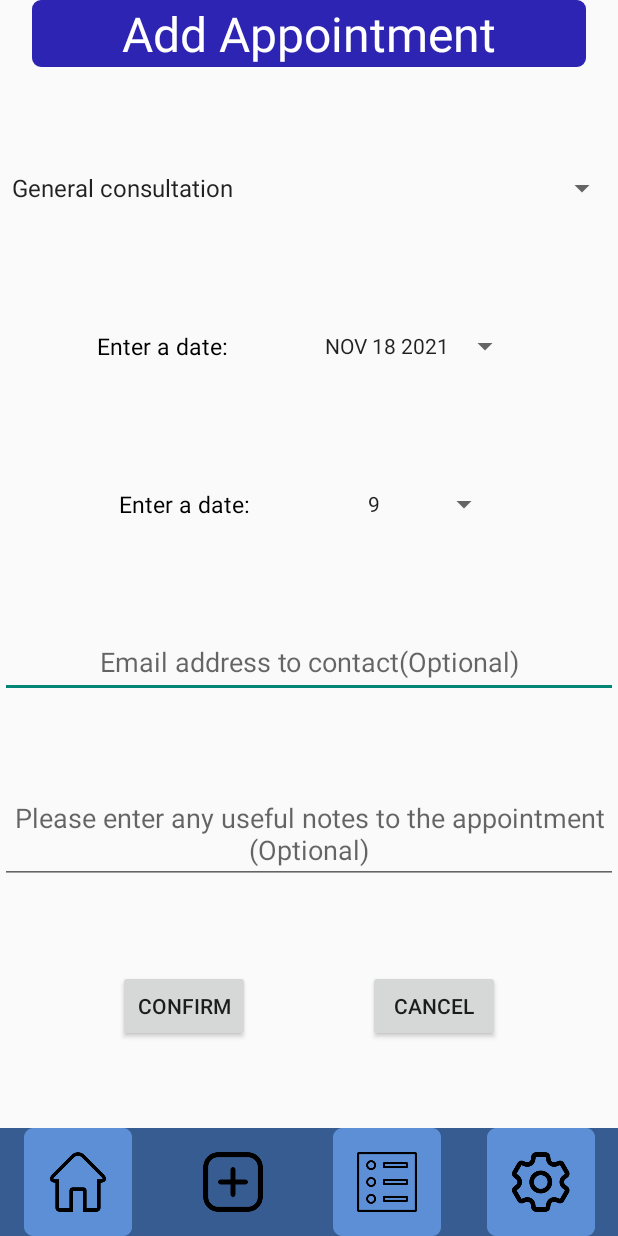
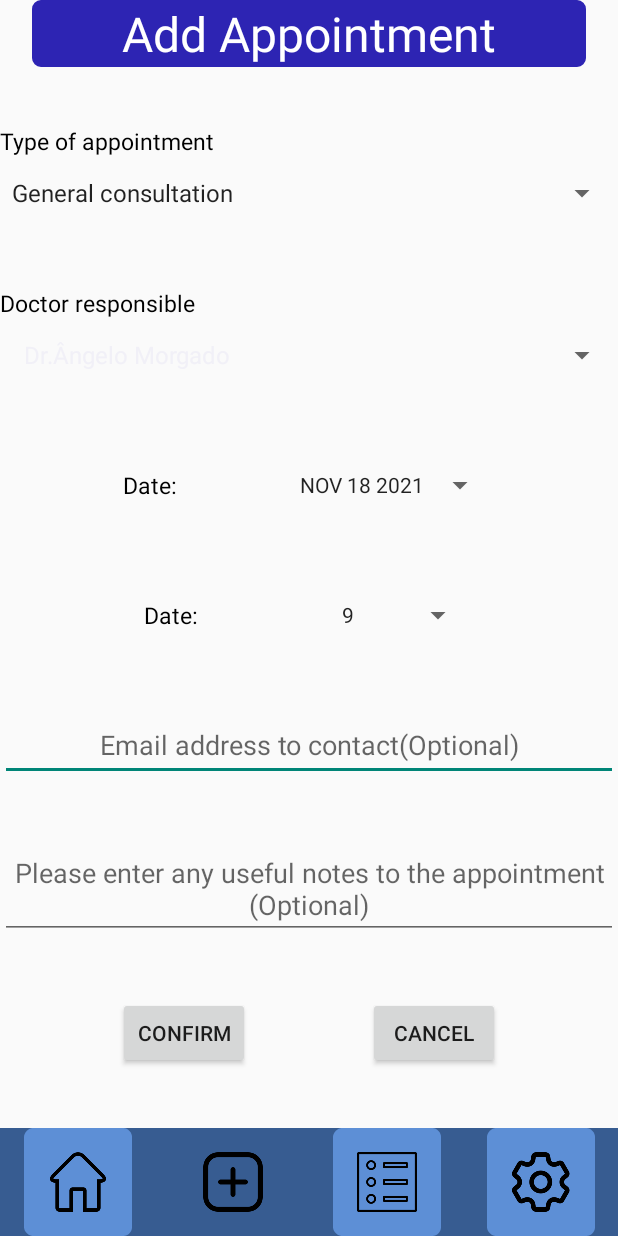
Before and after one commit to angelomorgado/AiSenhorDoutorMobileApp, an Android app: the AddAppointment screen opened directly, with no data from a screen before it, on a phone screen of 412 x 824 dp. Run offline under Robolectric (Android 15) with nearby library versions, the phone set to English and light mode, and no system bars.

Commit message:
Done add appointment

```diff
--- a/app/src/main/java/pt/ubi/di/pmd/a43855_t5/AddAppointment.java
+++ b/app/src/main/java/pt/ubi/di/pmd/a43855_t5/AddAppointment.java
@@ -6,6 +6,9 @@ import android.app.Dialog;
 import android.content.Intent;
 import android.os.Bundle;
 import android.util.Log;
+import android.view.View;
+import android.widget.AdapterView;
+import android.widget.ArrayAdapter;
 import android.widget.Button;
 import android.widget.DatePicker;
 import android.widget.EditText;
@@ -44,25 +47,87 @@ public class AddAppointment extends Activity {
         Intent iCameToAdd = getIntent();
         id = iCameToAdd.getStringExtra("SNS");
 
-        //Setup the components
+        //Initialize the components
         confirm = (Button) findViewById(R.id.confirm);
-        apType = (Spinner) findViewById(R.id.typeSpinner);
-        //doctorName = (Spinner) findViewById(R.id.);
+        apType = (Spinner) findViewById(R.id.add_typeSpinner);
+        doctorName = (Spinner) findViewById(R.id.add_doctorSpinner);
         email = (EditText) findViewById(R.id.contactEmail);
         apNote = (EditText) findViewById(R.id.apNotes);
+        hourButton = (Button) findViewById(R.id.hourButton);
+        dateButton = (Button) findViewById(R.id.dateButton);
+        add_settings_button = (ImageButton) findViewById(R.id.add_settingsButton);
+        add_home_button = (ImageButton) findViewById(R.id.add_homeButton);
+        add_list_button = (ImageButton) findViewById(R.id.add_appointmentsButton);
+
+
+        //Setup the doctor name spinner + type spinner
+        //Create the types
+        String[] typesList={"General consultation","COVID-19 test","Blood exam","Eye exam","Ear exam (Otoscopy)","Cardiac exam","Prostate Exam","Endoscopy"};
+        String[] generalDoctors = {"Dr.Ângelo Morgado","Dr.Rita Quelhas"};
+        String[] bloodDoctors = {"Dr.Rita Quelhas","Dr.Artur Canário","Dr.André Garcia"};
+        String[] eyeDoctors = {"Dr.Diogo Correia","Dr.Manuel Morais"};
+        String[] earDoctors = {"Dr.Gonçalo Simões","Dr.Beatriz Nave"};
+        String[] cardiacDoctors = {"Dr.Luís Sena","Dr. Inês Carrilho"};
+        String[] prostateDoctors = {"Dr.Johnny Sins","Dr.Quim Sirenes"};
+        String[] endoscopyDoctors = {"Dr.Joana Morais","Dr.Ângelo Morgado"};
+
+        //check the type spinner
+        apType.setOnItemSelectedListener(new AdapterView.OnItemSelectedListener() {
+
+            @Override
+            public void onItemSelected(AdapterView<?> parent, View view, int position, long id) {
+                String[] selectedList;
+                switch (position)
+                {
+                    case 0:
+                    case 1:
+                        selectedList = generalDoctors;
+                        break;
+                    case 2:
+                        selectedList = bloodDoctors;
+                        break;
+                    case 3:
+                        selectedList = eyeDoctors;
+                        break;
+                    case 4:
+                        selectedList = earDoctors;
+                        break;
+                    case 5:
+                        selectedList = cardiacDoctors;
+                        break;
+                    case 6:
+                        selectedList = prostateDoctors;
+                        break;
+                    case 7:
+                        selectedList = endoscopyDoctors;
+                        break;
+                    default:
+                        throw new IllegalStateException("Unexpected value: " + position);
+                }
+
+                ArrayAdapter<String> doctorAdapter = new ArrayAdapter<>(getApplicationContext(), android.R.layout.simple_list_item_1, selectedList);
+                doctorName.setAdapter(doctorAdapter);
+
+            }
+
+            @Override
+            public void onNothingSelected(AdapterView<?> arg0) {
+
+            }
+
+        });
+
+
 
 
 
         //Setup the hour
-        hourButton = (Button) findViewById(R.id.hourButton);
-
         hourButton.setOnClickListener(
                 oView -> showHour()
         );
 
         //Setup the date
         initDatePicker();
-        dateButton = (Button) findViewById(R.id.dateButton);
         dateButton.setText(getTodaysDate());
 
         dateButton.setOnClickListener(
@@ -84,10 +149,6 @@ public class AddAppointment extends Activity {
 
 
         //Setup the menu buttons
-        add_settings_button = (ImageButton) findViewById(R.id.add_settingsButton);
-        add_home_button = (ImageButton) findViewById(R.id.add_homeButton);
-        add_list_button = (ImageButton) findViewById(R.id.add_appointmentsButton);
-
         add_list_button.setOnClickListener(
                 oView -> {
                     Intent AddToList = new Intent(this, AppointmentList.class);
--- a/app/src/main/res/layout/add_appointment.xml
+++ b/app/src/main/res/layout/add_appointment.xml
@@ -34,14 +34,44 @@
             android:layout_width="match_parent"
             android:layout_height="wrap_content"
             android:layout_weight="1" />
+        <TextView
+            android:id="@+id/add_typeTitle"
+            android:text="@string/add_typeHint_en"
+            android:layout_width="wrap_content"
+            android:layout_height="wrap_content"
+            android:textSize="15sp"
+            android:textColor="@color/black" />
 
         <Spinner
-            android:id="@+id/typeSpinner"
+            android:id="@+id/add_typeSpinner"
             android:layout_width="match_parent"
             android:layout_height="wrap_content"
             android:entries="@array/apTypeList_en"
             android:spinnerMode="dialog"
             android:prompt="@string/add_typeHint_en"
+            android:minHeight="48dp"
+            tools:ignore="DuplicateSpeakableTextCheck" />
+
+        <Space
+            android:layout_width="match_parent"
+            android:layout_height="wrap_content"
+            android:layout_weight="1" />
+
+        <TextView
+            android:id="@+id/add_doctorTitle"
+            android:text="@string/add_doctorHint_en"
+            android:layout_width="wrap_content"
+            android:layout_height="wrap_content"
+            android:textSize="15sp"
+            android:textColor="@color/black" />
+
+        <Spinner
+            android:id="@+id/add_doctorSpinner"
+            android:layout_width="match_parent"
+            android:layout_height="wrap_content"
+            android:entries="@array/Test"
+            android:spinnerMode="dialog"
+            android:prompt="@string/add_doctorHint_en"
             android:minHeight="48dp"
             tools:ignore="DuplicateSpeakableTextCheck" />
 
--- a/app/src/main/res/values/strings.xml
+++ b/app/src/main/res/values/strings.xml
@@ -38,12 +38,14 @@
     <string name="add_contactHint_pt">Email para contactar (Optional)</string>
     <string name="add_notesHint_en">Please enter any useful notes to the appointment (Optional)</string>
     <string name="add_notesHint_pt">Por favor insira alguma nota útil (Opcional)</string>
-    <string name="add_dateTitle_en">Enter a date:</string>
-    <string name="add_dateTitle_pt">Insira a data:</string>
-    <string name="add_hourTitle_en">Enter the hour:</string>
-    <string name="add_hourTitle_pt">Insira a data:</string>
+    <string name="add_dateTitle_en">Date:</string>
+    <string name="add_dateTitle_pt">Data:</string>
+    <string name="add_hourTitle_en">Hour:</string>
+    <string name="add_hourTitle_pt">Hora:</string>
     <string name="add_typeHint_pt">Tipo de consulta</string>
     <string name="add_typeHint_en">Type of appointment</string>
+    <string name="add_doctorHint_pt">Doutor responsável</string>
+    <string name="add_doctorHint_en">Doctor responsible</string>
 
     <string-array name="apTypeList_en">
         <item>General consultation</item>
```
